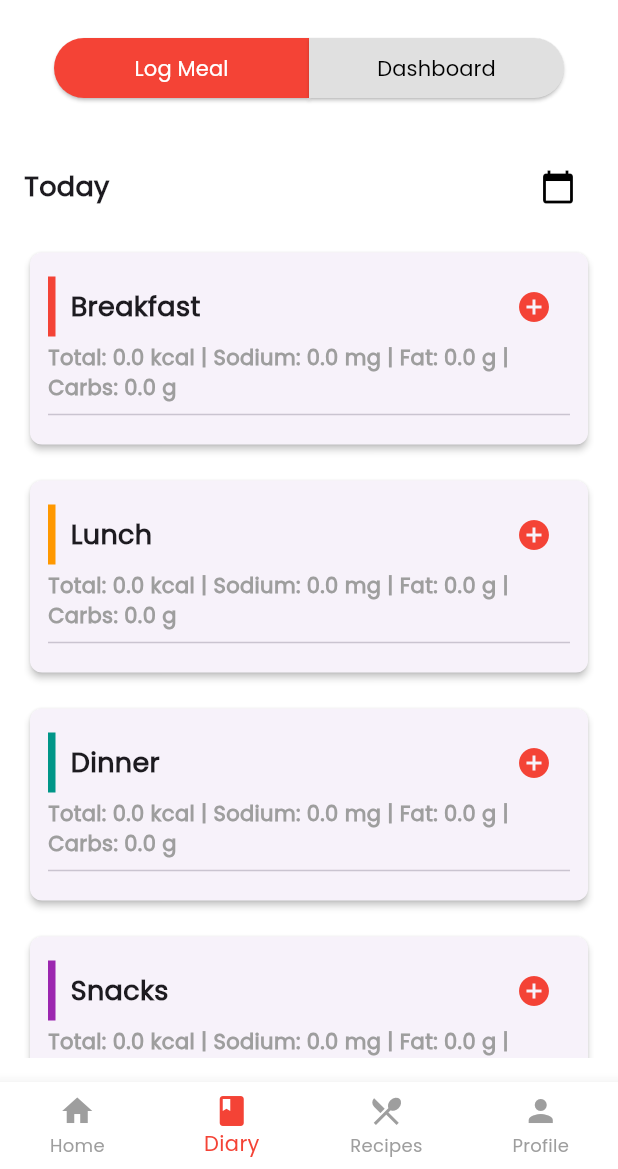
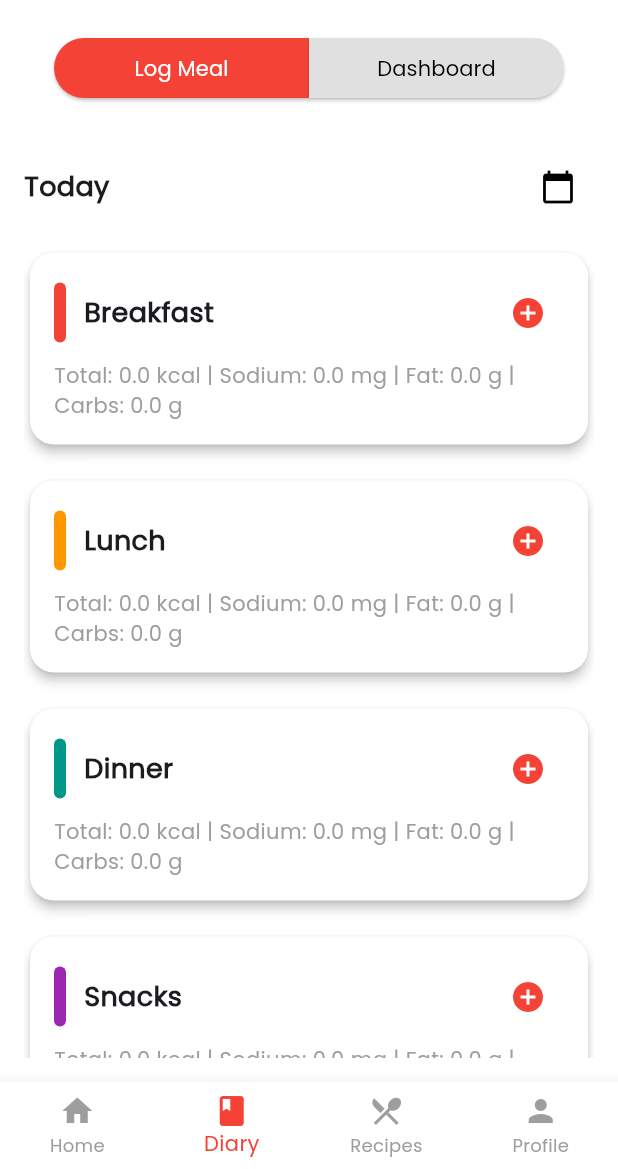
Before and after one commit to yeoh0730/CardioMeal, a Flutter app: the screen it shows once a user with an empty profile is signed in, item 2 of the bottom bar chosen, on a phone screen of 412 x 824 dp, the part 67-1236 px from its top. Run offline on Flutter 3.47's test engine with Material 3 defaults, Android fonts, the phone set to English and light mode, and no system bars; our stand-ins replace cloud_firestore, firebase_auth, firebase_core, fl_chart, percent_indicator; accounts and stored records are empty; network calls fail.

Commit message:
modify UI

```diff
--- a/lib/DiaryPage.dart
+++ b/lib/DiaryPage.dart
@@ -136,6 +136,7 @@ class _DiaryPageState extends State<DiaryPage> {
     return Scaffold(
       backgroundColor: Colors.white,
       appBar: AppBar(
+        automaticallyImplyLeading: false,
         elevation: 0,
         backgroundColor: Colors.white,
         title: const Text(
@@ -204,41 +205,106 @@ class _DiaryPageState extends State<DiaryPage> {
     return Padding(
       padding: const EdgeInsets.symmetric(vertical: 8.0),
       child: Card(
-        elevation: 2,
-        shape: RoundedRectangleBorder(borderRadius: BorderRadius.circular(8)),
+        color: Colors.white,
+        elevation: 3,
+        shape: RoundedRectangleBorder(
+          borderRadius: BorderRadius.circular(16), // Larger radius for a softer look
+        ),
         child: Padding(
-          padding: const EdgeInsets.all(12.0),
+          padding: const EdgeInsets.all(16.0), // Increase padding for a cleaner layout
           child: Column(
             crossAxisAlignment: CrossAxisAlignment.start,
             children: [
+              // ====== Title Row ======
               Row(
+                crossAxisAlignment: CrossAxisAlignment.center,
                 children: [
-                  Container(width: 5, height: 40, color: color),
-                  const SizedBox(width: 10),
+                  // Thick colored strip
+                  Container(
+                    width: 8,
+                    height: 40,
+                    decoration: BoxDecoration(
+                      color: color,
+                      borderRadius: BorderRadius.circular(4),
+                    ),
+                  ),
+                  const SizedBox(width: 12),
                   Expanded(
-                    child: Text(mealTitle, style: const TextStyle(fontSize: 18, fontWeight: FontWeight.bold)),
+                    child: Text(
+                      mealTitle,
+                      style: const TextStyle(
+                        fontSize: 18,
+                        fontWeight: FontWeight.bold,
+                      ),
+                    ),
                   ),
+                  // Add meal icon
                   IconButton(
                     icon: const Icon(Icons.add_circle, color: Colors.red),
                     onPressed: () => _navigateToRecipeSelection(mealTitle),
                   ),
                 ],
               ),
-              Text("Total: ${mealNutrition["Calories"]} kcal | Sodium: ${mealNutrition["Sodium"]} mg | Fat: ${mealNutrition["Fat"]} g | Carbs: ${mealNutrition["Carbohydrates"]} g",
-                  style: const TextStyle(fontSize: 14, fontWeight: FontWeight.bold, color: Colors.grey)),
-              const Divider(),
-              ..._selectedMeals[mealTitle]!.map((recipe) => ListTile(
-                title: Text(recipe["name"]),
-                subtitle: Text("Calories: ${recipe["calories"]} kcal | Sodium: ${recipe["sodium"]} mg | Fat: ${recipe["fat"]} g | Carbs: ${recipe["carbs"]} g"),
-                trailing: IconButton(
-                  icon: const Icon(Icons.delete, color: Colors.red),
-                  onPressed: () => _deleteFood(mealTitle, recipe),
+
+              const SizedBox(height: 8),
+
+              // ====== Nutrition Summary ======
+              Text(
+                "Total: ${mealNutrition["Calories"]} kcal | Sodium: ${mealNutrition["Sodium"]} mg | Fat: ${mealNutrition["Fat"]} g | Carbs: ${mealNutrition["Carbohydrates"]} g",
+                style: const TextStyle(
+                  fontSize: 14,
+                  fontWeight: FontWeight.w500,
+                  color: Colors.grey,
                 ),
-              )),
+              ),
+
+              // Only show a divider if there are items
+              if (_selectedMeals[mealTitle]!.isNotEmpty)
+                const SizedBox(height: 8),
+              if (_selectedMeals[mealTitle]!.isNotEmpty)
+                const Divider(),
+
+              // ====== Foods List ======
+              Column(
+                children: _selectedMeals[mealTitle]!.map((recipe) {
+                  return Padding(
+                    padding: const EdgeInsets.symmetric(vertical: 4.0),
+                    child: Row(
+                      crossAxisAlignment: CrossAxisAlignment.start,
+                      children: [
+                        const SizedBox(width: 8),
+                        // Food info
+                        Expanded(
+                          child: Column(
+                            crossAxisAlignment: CrossAxisAlignment.start,
+                            children: [
+                              Text(
+                                recipe["name"],
+                                style: const TextStyle(fontWeight: FontWeight.w400),
+                              ),
+                              const SizedBox(height: 2),
+                              Text(
+                                "Calories: ${recipe["calories"]} kcal | Sodium: ${recipe["sodium"]} mg | Fat: ${recipe["fat"]} g | Carbs: ${recipe["carbs"]} g",
+                                style: const TextStyle(fontSize: 13, color: Colors.black54),
+                              ),
+                            ],
+                          ),
+                        ),
+                        // Delete icon
+                        IconButton(
+                          icon: const Icon(Icons.delete, color: Colors.red),
+                          onPressed: () => _deleteFood(mealTitle, recipe),
+                        ),
+                      ],
+                    ),
+                  );
+                }).toList(),
+              ),
             ],
           ),
         ),
       ),
     );
   }
+
 }
--- a/lib/HomePage.dart
+++ b/lib/HomePage.dart
@@ -105,6 +105,7 @@ class _HomePageState extends State<HomePage> {
     return Scaffold(
       backgroundColor: Colors.white,
       appBar: AppBar(
+        automaticallyImplyLeading: false,
         elevation: 0,
         backgroundColor: Colors.white,
         title: Text(
--- a/lib/RecipePage.dart
+++ b/lib/RecipePage.dart
@@ -183,6 +183,7 @@ class _RecipePageState extends State<RecipePage> {
     return Scaffold(
       backgroundColor: Colors.white,
       appBar: AppBar(
+        automaticallyImplyLeading: false,
         elevation: 0,
         backgroundColor: Colors.white,
         title: Container(
```
